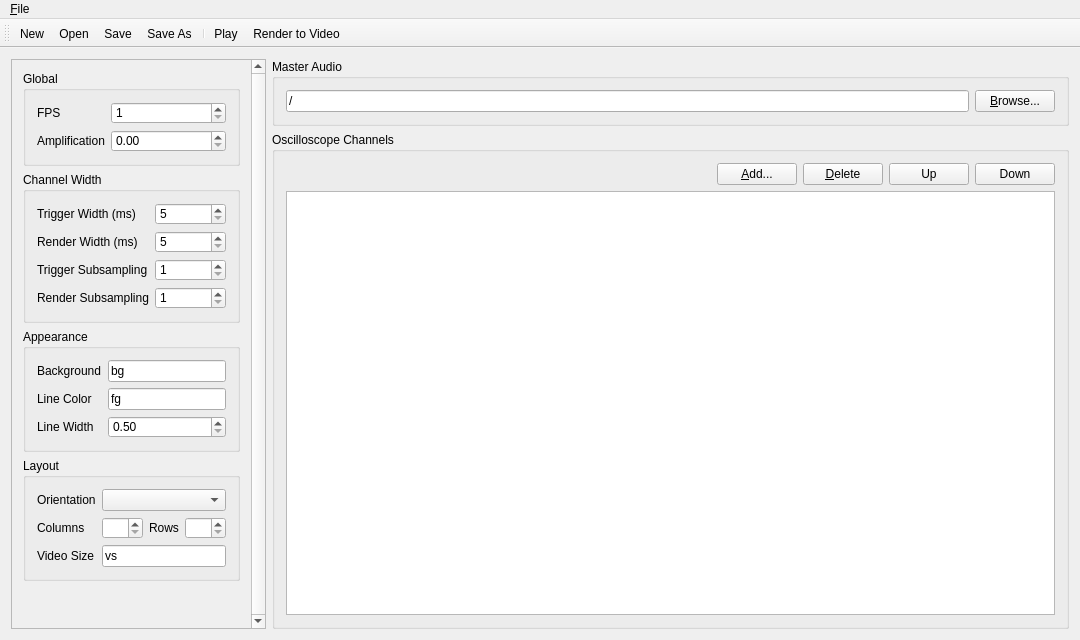
Above: ovgenpy/gui/mainwindow.ui from corrscope/corrscope before the change. Below: the same form after it.
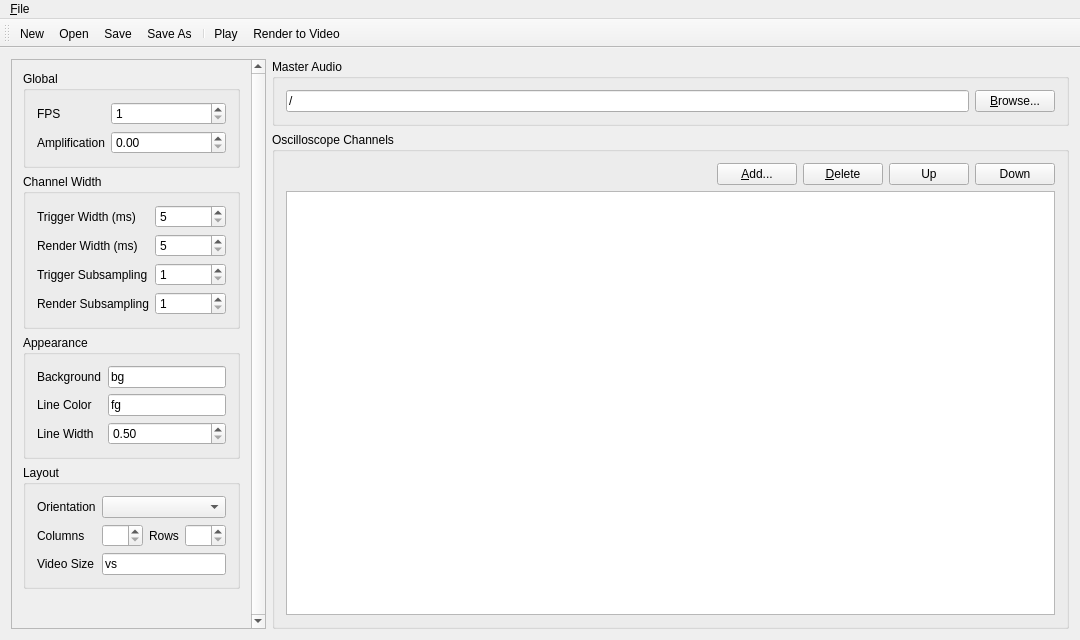
That is the form after the change. Custom widgets are drawn as their Qt base class.

Commit message:
Remove stylesheet, fix Windows spinbox height (Qt bug)
https://bugreports.qt.io/browse/QTBUG-38537

The edit to the form file:
```diff
--- a/ovgenpy/gui/mainwindow.ui
+++ b/ovgenpy/gui/mainwindow.ui
@@ -39,11 +39,6 @@
          <verstretch>0</verstretch>
         </sizepolicy>
        </property>
-       <property name="styleSheet">
-        <string notr="true">BoundLineEdit {
-width: 0px;
-}</string>
-       </property>
        <layout class="QVBoxLayout" name="verticalLayout">
         <item>
          <widget class="QGroupBox" name="optionGlobal">
```
